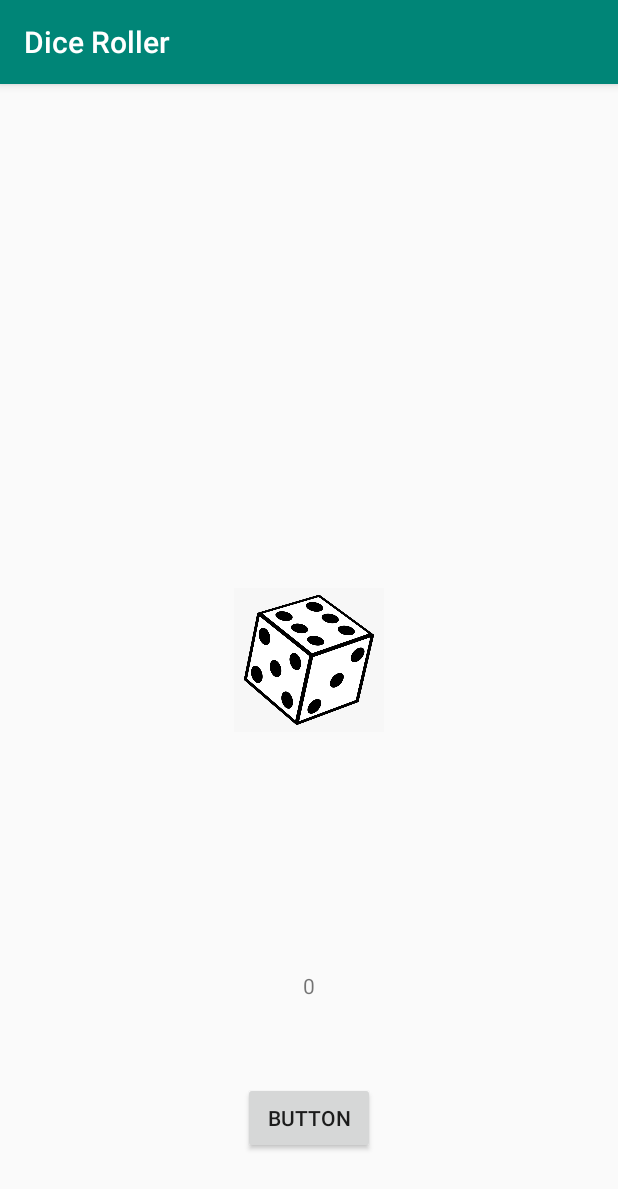
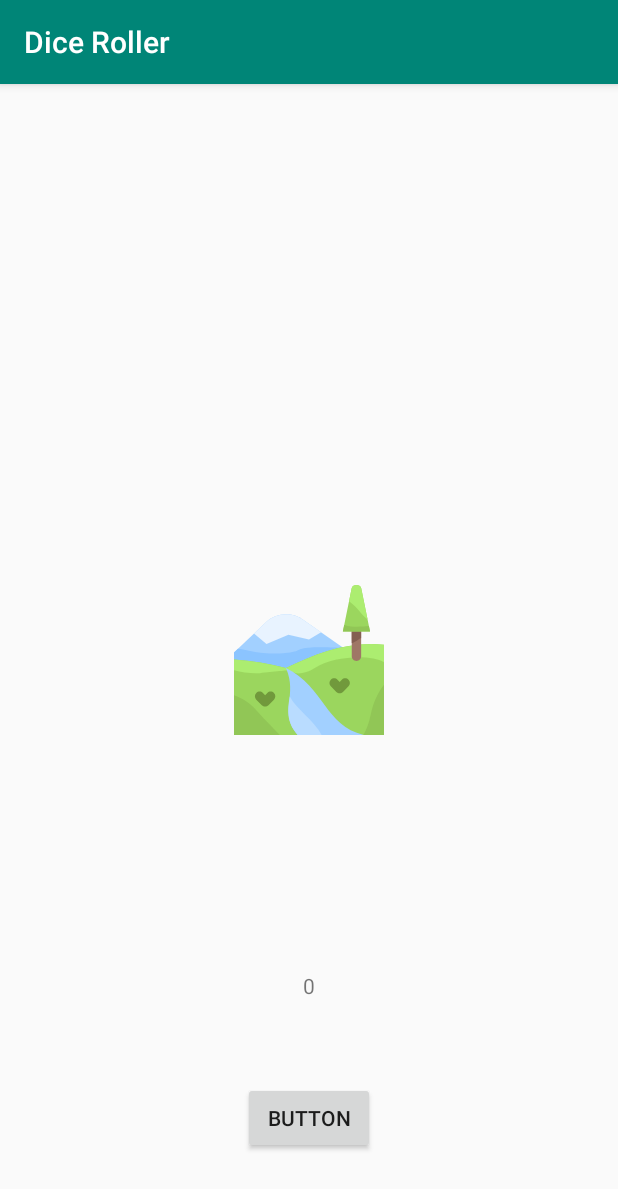
Before and after one commit to haymarsan/MSDT-Assignment, an Android app: the screen it shows after launch (MainActivity), on a phone screen of 412 x 824 dp. Shown: the top 1189 px of the screen. Run offline under Robolectric (Android 15) with nearby library versions, the phone set to English and light mode, and no system bars.

Commit message:
UI update: with vector image

```diff
--- a/app/src/main/java/com/haymarsan/diceroller/MainActivity.kt
+++ b/app/src/main/java/com/haymarsan/diceroller/MainActivity.kt
@@ -8,27 +8,27 @@ import kotlin.random.Random
 class MainActivity : AppCompatActivity() {
 
 
+    var random:Int = 1
+
+    var drawableResource: Int = 1
+
+
 
     override fun onCreate(savedInstanceState: Bundle?) {
         super.onCreate(savedInstanceState)
         setContentView(R.layout.activity_main)
 
 
-
-
         button.setOnClickListener {
-
             rollDice()
-
-
 
         }
 
     }
 
     private fun rollDice() {
-        val random = (1..6).random()
-        val drawbleResource =  when(random){
+        random = (1..6).random()
+      drawableResource =  when(random){
             1 -> R.drawable.dice_1
             2 -> R.drawable.dice_2
             3 -> R.drawable.dice_3
@@ -37,7 +37,7 @@ class MainActivity : AppCompatActivity() {
             else -> R.drawable.dice_6
         }
 
-        imageView.setImageResource(drawbleResource)
+        imageView.setImageResource(drawableResource)
 
         textView.text = random.toString()
     }
--- /dev/null
+++ b/app/src/main/res/drawable/ic_contact_phone_black_24dp.xml
@@ -0,0 +1,9 @@
+<vector xmlns:android="http://schemas.android.com/apk/res/android"
+        android:width="24dp"
+        android:height="24dp"
+        android:viewportWidth="24.0"
+        android:viewportHeight="24.0">
+    <path
+        android:fillColor="#FF000000"
+        android:pathData="M22,3L2,3C0.9,3 0,3.9 0,5v14c0,1.1 0.9,2 2,2h20c1.1,0 1.99,-0.9 1.99,-2L24,5c0,-1.1 -0.9,-2 -2,-2zM8,6c1.66,0 3,1.34 3,3s-1.34,3 -3,3 -3,-1.34 -3,-3 1.34,-3 3,-3zM14,18L2,18v-1c0,-2 4,-3.1 6,-3.1s6,1.1 6,3.1v1zM17.85,14h1.64L21,16l-1.99,1.99c-1.31,-0.98 -2.28,-2.38 -2.73,-3.99 -0.18,-0.64 -0.28,-1.31 -0.28,-2s0.1,-1.36 0.28,-2c0.45,-1.62 1.42,-3.01 2.73,-3.99L21,8l-1.51,2h-1.64c-0.22,0.63 -0.35,1.3 -0.35,2s0.13,1.37 0.35,2z"/>
+</vector>
--- /dev/null
+++ b/app/src/main/res/drawable/ic_river.xml
@@ -0,0 +1,54 @@
+<vector xmlns:android="http://schemas.android.com/apk/res/android"
+    android:width="512dp"
+    android:height="512dp"
+    android:viewportWidth="510.939"
+    android:viewportHeight="510.939">
+  <path
+      android:pathData="m0,229.669v119.138h510.939v-38.125l-275.535,-192.44c-39.338,-27.474 -92.563,-23.544 -127.439,9.41z"
+      android:fillColor="#a2d0ff"/>
+  <path
+      android:pathData="m235.404,118.243c-39.338,-27.474 -92.563,-23.544 -127.439,9.41l-39.883,37.685 42.575,35.559 74.801,-31.027 70.011,15.782 41.25,-24.585z"
+      android:fillColor="#e8f3ff"/>
+  <path
+      android:pathData="m510.939,310.683 l-137.858,-96.283c-36.243,-1.875 -131.479,-5.643 -149.443,5.402 -22.282,13.7 -96.556,20.254 -168.708,4.609 -17.275,-3.746 -30.831,-6.076 -41.472,-7.457l-13.458,12.715v119.138h510.939z"
+      android:fillColor="#8bc4ff"/>
+  <path
+      android:pathData="m176.86,282.933c-57.82,-15.048 -116.707,-25.299 -176.86,-29.085v256.807h510.939v-307.496c-118.648,-12.368 -228.098,27.637 -334.079,79.774z"
+      android:fillColor="#9bd65e"/>
+  <path
+      android:pathData="m176.86,282.933c-57.82,-15.048 -116.707,-25.299 -176.86,-29.085v36.386c26.976,6.292 62.484,12.819 87.893,9.975 44.494,-4.98 99.739,-9.501 99.739,-9.501s31.053,29.219 91.887,-10.187c56.726,-36.744 185.088,-46.242 231.419,-16.986v-60.376c-118.647,-12.368 -228.097,27.637 -334.078,79.774z"
+      android:fillColor="#aced70"/>
+  <path
+      android:pathData="m176.86,282.933c132.114,66.183 133.075,196.577 264.865,227.722h-224.647c-66.005,-73 1.14,-136.897 -40.218,-227.722z"
+      android:fillColor="#a2d0ff"/>
+  <path
+      android:pathData="m68.082,418.312c-18.05,-20.054 -44.162,-33.643 -68.082,-42.626v134.969h156.102c-24.886,-24.342 -62.175,-63.63 -88.02,-92.343z"
+      android:fillColor="#91c656"/>
+  <path
+      android:pathData="m510.939,340.004c-16.669,21.466 -35.31,54.245 -44.823,100.59 -6.126,29.841 -15.345,53.962 -25.126,70.061h69.949z"
+      android:fillColor="#91c656"/>
+  <path
+      android:pathData="m298.515,510.655c-26.77,-51.339 -86.025,-86.891 -108.506,-130.875 -7.915,42.999 -12.579,87.025 27.069,130.875z"
+      android:fillColor="#b9dcff"/>
+  <path
+      android:pathData="m113.495,367.829 l-7.457,7.458 -7.458,-7.458c-6.249,-6.249 -16.379,-6.249 -22.628,0 -6.248,6.248 -6.248,16.379 0,22.627l18.772,18.771c6.243,6.244 16.38,6.248 22.627,0l18.771,-18.771c6.248,-6.249 6.248,-16.379 0,-22.627 -6.247,-6.249 -16.378,-6.249 -22.627,0z"
+      android:fillColor="#71993c"/>
+  <path
+      android:pathData="m367.375,322.676 l-7.458,7.458 -7.457,-7.458c-6.249,-6.248 -16.38,-6.249 -22.627,0 -6.249,6.249 -6.249,16.379 0,22.627l18.771,18.771c6.244,6.245 16.38,6.248 22.628,0l18.771,-18.771c6.249,-6.248 6.249,-16.379 0,-22.627 -6.249,-6.249 -16.38,-6.249 -22.628,0z"
+      android:fillColor="#71993c"/>
+  <path
+      android:pathData="m417.098,258.647c-8.836,0 -16,-7.164 -16,-16v-131.338c0,-8.836 7.164,-16 16,-16s16,7.164 16,16v131.338c0,8.837 -7.164,16 -16,16z"
+      android:fillColor="#9f7766"/>
+  <path
+      android:pathData="m401.098,197.741c1.397,-0.236 2.852,-0.674 4.372,-1.362 19.676,-8.902 22.493,-16.022 27.628,-15.233v-69.838c0,-0.807 3.315,-0.11 -31.244,-4.857 -1.067,3.348 -0.756,-3.022 -0.756,91.29z"
+      android:fillColor="#845f52"/>
+  <path
+      android:pathData="m463.322,158.198h-92.449l29.951,-147.015c2.961,-14.532 29.588,-14.532 32.548,0z"
+      android:fillColor="#9bd65e"/>
+  <path
+      android:pathData="m433.372,11.183c-2.961,-14.532 -29.588,-14.532 -32.548,0l-8.922,43.797c31.029,22.179 36.866,41.042 63.175,62.742z"
+      android:fillColor="#aced70"/>
+  <path
+      android:pathData="m459.617,140.012c-20.324,1 -50.432,6.488 -84.217,-4.039l-4.528,22.225h92.449z"
+      android:fillColor="#91c656"/>
+</vector>
--- a/app/src/main/res/layout/activity_main.xml
+++ b/app/src/main/res/layout/activity_main.xml
@@ -34,6 +34,6 @@
         app:layout_constraintEnd_toEndOf="parent"
         app:layout_constraintStart_toStartOf="parent"
         app:layout_constraintTop_toTopOf="parent"
-        android:src="@drawable/dices"/>
+        app:srcCompat="@drawable/ic_river"/>
 
 </androidx.constraintlayout.widget.ConstraintLayout>
```
